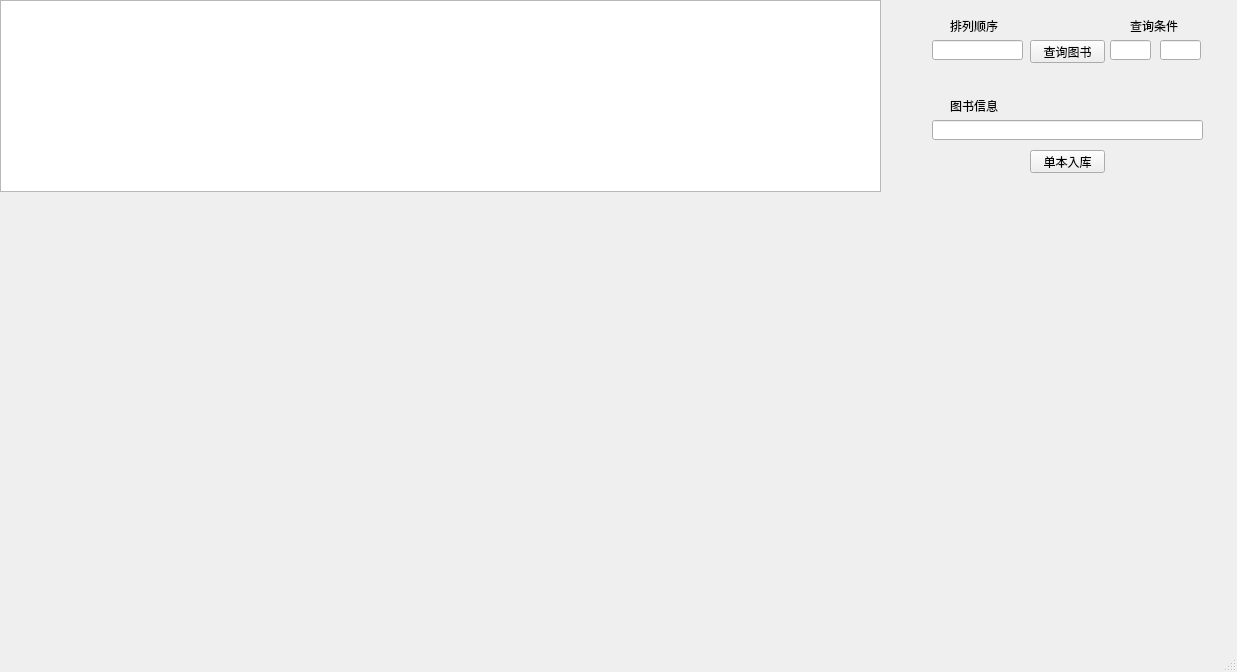
First picture: the form in manager.ui, repository Chan-ZJU/Library-Managing-System, before the edit.
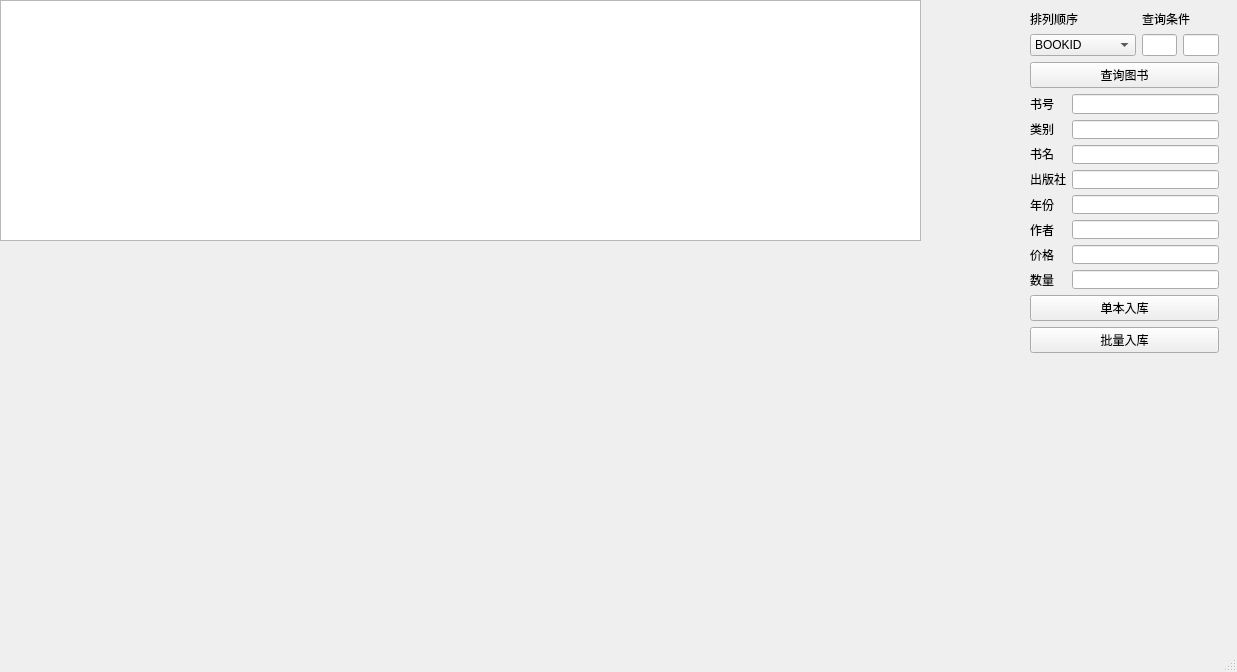
Second picture: the form after the edit.

Commit message: +单本入库+批量入库

```diff
--- a/manager.ui
+++ b/manager.ui
@@ -14,120 +14,217 @@
    <string>MainWindow</string>
   </property>
   <widget class="QWidget" name="centralwidget">
-   <widget class="QPushButton" name="BookQuery">
-    <property name="geometry">
-     <rect>
-      <x>1030</x>
-      <y>40</y>
-      <width>75</width>
-      <height>23</height>
-     </rect>
-    </property>
-    <property name="text">
-     <string>查询图书</string>
-    </property>
-   </widget>
    <widget class="QTableView" name="tableView">
     <property name="geometry">
      <rect>
       <x>0</x>
       <y>0</y>
-      <width>881</width>
-      <height>192</height>
+      <width>921</width>
+      <height>241</height>
      </rect>
     </property>
    </widget>
-   <widget class="QPushButton" name="addOneBook">
+   <widget class="QWidget" name="">
     <property name="geometry">
      <rect>
       <x>1030</x>
-      <y>150</y>
-      <width>75</width>
-      <height>23</height>
+      <y>10</y>
+      <width>189</width>
+      <height>343</height>
      </rect>
     </property>
-    <property name="text">
-     <string>单本入库</string>
-    </property>
-   </widget>
-   <widget class="QLineEdit" name="QueryCondition">
-    <property name="geometry">
-     <rect>
-      <x>932</x>
-      <y>40</y>
-      <width>91</width>
-      <height>20</height>
-     </rect>
-    </property>
-   </widget>
-   <widget class="QLineEdit" name="QueryOrder1">
-    <property name="geometry">
-     <rect>
-      <x>1110</x>
-      <y>40</y>
-      <width>41</width>
-      <height>20</height>
-     </rect>
-    </property>
-   </widget>
-   <widget class="QLabel" name="label">
-    <property name="geometry">
-     <rect>
-      <x>950</x>
-      <y>20</y>
-      <width>54</width>
-      <height>12</height>
-     </rect>
-    </property>
-    <property name="text">
-     <string>排列顺序</string>
-    </property>
-   </widget>
-   <widget class="QLabel" name="label_2">
-    <property name="geometry">
-     <rect>
-      <x>1130</x>
-      <y>20</y>
-      <width>54</width>
-      <height>12</height>
-     </rect>
-    </property>
-    <property name="text">
-     <string>查询条件</string>
-    </property>
-   </widget>
-   <widget class="QLineEdit" name="QueryOrder2">
-    <property name="geometry">
-     <rect>
-      <x>1160</x>
-      <y>40</y>
-      <width>41</width>
-      <height>20</height>
-     </rect>
-    </property>
-   </widget>
-   <widget class="QLineEdit" name="OneBookInfo">
-    <property name="geometry">
-     <rect>
-      <x>932</x>
-      <y>120</y>
-      <width>271</width>
-      <height>20</height>
-     </rect>
-    </property>
-   </widget>
-   <widget class="QLabel" name="label_3">
-    <property name="geometry">
-     <rect>
-      <x>950</x>
-      <y>100</y>
-      <width>54</width>
-      <height>12</height>
-     </rect>
-    </property>
-    <property name="text">
-     <string>图书信息</string>
-    </property>
+    <layout class="QVBoxLayout" name="verticalLayout_4">
+     <item>
+      <layout class="QGridLayout" name="gridLayout">
+       <item row="2" column="3">
+        <widget class="QLineEdit" name="QueryOrder2"/>
+       </item>
+       <item row="2" column="0">
+        <widget class="QComboBox" name="comboBox">
+         <item>
+          <property name="text">
+           <string>BOOKID</string>
+          </property>
+         </item>
+         <item>
+          <property name="text">
+           <string>CATEGORY</string>
+          </property>
+         </item>
+         <item>
+          <property name="text">
+           <string>NAME</string>
+          </property>
+         </item>
+         <item>
+          <property name="text">
+           <string>PRESS</string>
+          </property>
+         </item>
+         <item>
+          <property name="text">
+           <string>YEAR</string>
+          </property>
+         </item>
+         <item>
+          <property name="text">
+           <string>AUTHOR</string>
+          </property>
+         </item>
+         <item>
+          <property name="text">
+           <string>PRICE</string>
+          </property>
+         </item>
+         <item>
+          <property name="text">
+           <string>COLLECTION</string>
+          </property>
+         </item>
+         <item>
+          <property name="text">
+           <string>STOCK</string>
+          </property>
+         </item>
+        </widget>
+       </item>
+       <item row="1" column="2" colspan="2">
+        <widget class="QLabel" name="label_2">
+         <property name="text">
+          <string>查询条件</string>
+         </property>
+        </widget>
+       </item>
+       <item row="2" column="2">
+        <widget class="QLineEdit" name="QueryOrder1"/>
+       </item>
+       <item row="1" column="0">
+        <widget class="QLabel" name="label">
+         <property name="text">
+          <string>排列顺序</string>
+         </property>
+        </widget>
+       </item>
+      </layout>
+     </item>
+     <item>
+      <widget class="QPushButton" name="BookQuery">
+       <property name="text">
+        <string>查询图书</string>
+       </property>
+      </widget>
+     </item>
+     <item>
+      <layout class="QVBoxLayout" name="verticalLayout_3">
+       <item>
+        <layout class="QHBoxLayout" name="horizontalLayout">
+         <item>
+          <layout class="QVBoxLayout" name="verticalLayout_2">
+           <item>
+            <widget class="QLabel" name="label_9">
+             <property name="text">
+              <string>书号</string>
+             </property>
+            </widget>
+           </item>
+           <item>
+            <widget class="QLabel" name="label_8">
+             <property name="text">
+              <string>类别</string>
+             </property>
+            </widget>
+           </item>
+           <item>
+            <widget class="QLabel" name="label_7">
+             <property name="text">
+              <string>书名</string>
+             </property>
+            </widget>
+           </item>
+           <item>
+            <widget class="QLabel" name="label_6">
+             <property name="text">
+              <string>出版社</string>
+             </property>
+            </widget>
+           </item>
+           <item>
+            <widget class="QLabel" name="label_5">
+             <property name="text">
+              <string>年份</string>
+             </property>
+            </widget>
+           </item>
+           <item>
+            <widget class="QLabel" name="label_4">
+             <property name="text">
+              <string>作者</string>
+             </property>
+            </widget>
+           </item>
+           <item>
+            <widget class="QLabel" name="label_10">
+             <property name="text">
+              <string>价格</string>
+             </property>
+            </widget>
+           </item>
+           <item>
+            <widget class="QLabel" name="label_11">
+             <property name="text">
+              <string>数量</string>
+             </property>
+            </widget>
+           </item>
+          </layout>
+         </item>
+         <item>
+          <layout class="QVBoxLayout" name="verticalLayout">
+           <item>
+            <widget class="QLineEdit" name="LINEBOOKID"/>
+           </item>
+           <item>
+            <widget class="QLineEdit" name="LINECATEGORY"/>
+           </item>
+           <item>
+            <widget class="QLineEdit" name="LINENAME"/>
+           </item>
+           <item>
+            <widget class="QLineEdit" name="LINEPRESS"/>
+           </item>
+           <item>
+            <widget class="QLineEdit" name="LINEYEAR"/>
+           </item>
+           <item>
+            <widget class="QLineEdit" name="LINEAUTHOR"/>
+           </item>
+           <item>
+            <widget class="QLineEdit" name="LINEPRICE"/>
+           </item>
+           <item>
+            <widget class="QLineEdit" name="LINENUMBER"/>
+           </item>
+          </layout>
+         </item>
+        </layout>
+       </item>
+       <item>
+        <widget class="QPushButton" name="addOneBook">
+         <property name="text">
+          <string>单本入库</string>
+         </property>
+        </widget>
+       </item>
+       <item>
+        <widget class="QPushButton" name="AddBookFromFile">
+         <property name="text">
+          <string>批量入库</string>
+         </property>
+        </widget>
+       </item>
+      </layout>
+     </item>
+    </layout>
    </widget>
   </widget>
   <widget class="QMenuBar" name="menubar">
```
Left out of the diff: 2 changed lines with no effect on the pictures. The commit also changes 5 other files.
